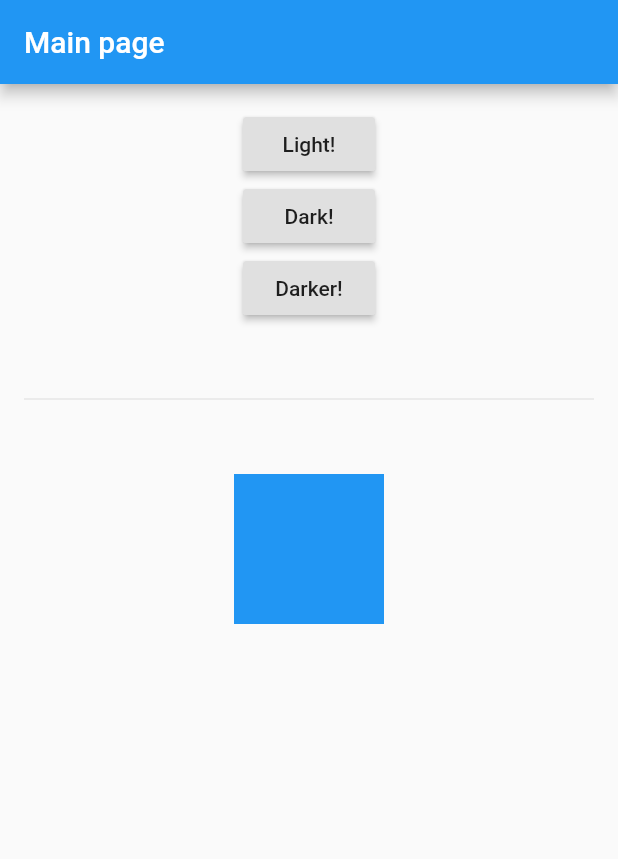
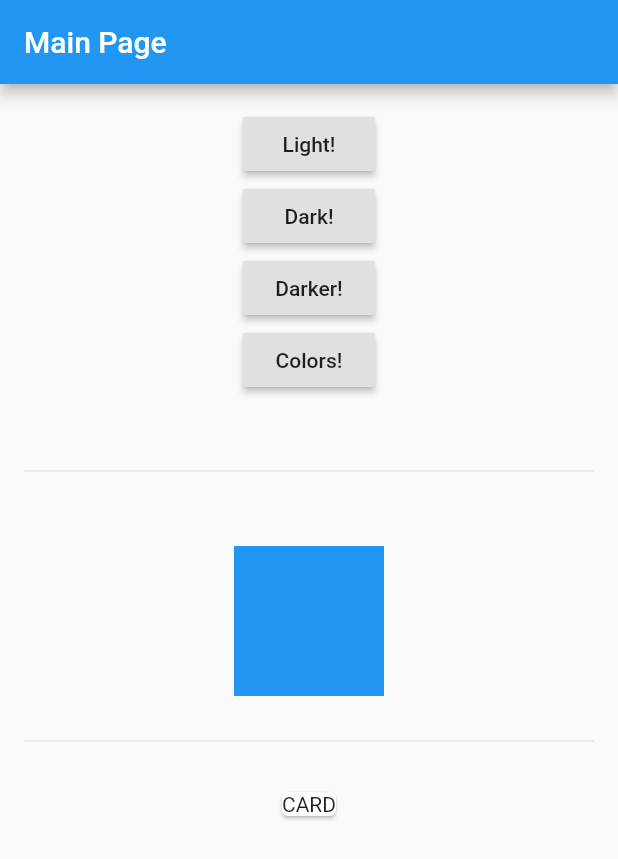
Before and after one commit to RicardoRaymundo/select_theme_example, a Flutter app: the screen it shows after launch, after a tap on "Light!", on a phone screen of 412 x 824 dp. Shown: the top 859 px of the screen. Run offline on Flutter 3.47's test engine with Material 2 defaults, Android fonts, the phone set to English and light mode, and no system bars.

Commit message:
- Reoganizada a estrututura de diretorios e aprimoramento dos temas

```diff
--- a/lib/main.dart
+++ b/lib/main.dart
@@ -1,50 +1,39 @@
-
 import 'package:flutter/material.dart';
-import 'package:select_theme_example/page_a.dart';
-import 'package:select_theme_example/select_theme/select_theme.dart';
-
-import 'select_theme/custom_theme.dart';
+import 'package:select_theme_example/page/page_home.dart';
+import 'package:select_theme_example/theme/theme_config.dart';
+import 'package:select_theme_example/theme/theme_select.dart';
 
 void main() {
   runApp(
     /// Envolvendo o Main em um StatefulWidget, que é filho de um InheritedWidget
-    CustomTheme(
+    ThemeConfig(
       /// Tema inicial
-      initialTheme: ThemeOptions.LIGHT,
+      initialTheme: ThemeAspect.LIGHT,
       child: Main(),
     ),
   );
 }
 
-class Main extends StatelessWidget {
+///
+class Main extends StatefulWidget {
+  @override
+  _MainState createState() => _MainState();
+}
+
+///
+class _MainState extends State<Main> {
   @override
   Widget build(BuildContext context) {
     return MaterialApp(
       title: 'Theme selector example',
-      theme: CustomTheme.of(context),
-      home: _MainPage(title: 'Main page',),
+      theme: ThemeConfig.of(context), /// Recupera o tema default e configura o tema da aplicação
+      home: Scaffold(
+        appBar: AppBar(
+          backgroundColor: Theme.of(context).primaryColor, /// Recupera uma cor do tema da aplicação
+          title: Text('Main Page'),
+        ),
+        body: PageHome(),
+      ),
     );
   }
 }
-
-class _MainPage extends StatefulWidget {
-  _MainPage({Key key, this.title}) : super(key: key);
-
-  final String title;
-
-  @override
-  _MainPageState createState() => _MainPageState();
-}
-
-class _MainPageState extends State<_MainPage> {
-  @override
-  Widget build(BuildContext context) {
-    return Scaffold(
-      appBar: AppBar(
-        backgroundColor: Theme.of(context).primaryColor,
-        title: Text(widget.title),
-      ),
-      body: PageA(),
-    );
-  }
-}
--- a/lib/page_a.dart
+++ b/lib/page/page_home.dart
@@ -1,21 +1,21 @@
 
 import 'package:flutter/cupertino.dart';
 import 'package:flutter/material.dart';
-import 'package:select_theme_example/select_theme/custom_theme.dart';
-import 'package:select_theme_example/select_theme/select_theme.dart';
+import 'package:select_theme_example/theme/theme_config.dart';
+import 'package:select_theme_example/theme/theme_select.dart';
 
-class PageA extends StatefulWidget {
+class PageHome extends StatefulWidget {
   @override
-  _PageAState createState() => _PageAState();
+  _PageHomeState createState() => _PageHomeState();
 }
 
-class _PageAState extends State<PageA> {
+class _PageHomeState extends State<PageHome> {
 
   /// Método que alterna entre os temas, de acordo com o key que é passada
-  void _changeTheme(BuildContext buildContext, ThemeOptions key) {
+  void _changeTheme(BuildContext context, ThemeAspect aspect) {
     /// Usando o método static do InheritedWidget pai para alterar o tema,
     /// atravéz da key recebida
-    CustomTheme.instanceOf(buildContext).changeTheme(key);
+    ThemeConfig.instanceOf(context).changeTheme(aspect);
   }
 
   @override
@@ -31,21 +31,27 @@ class _PageAState extends State<PageA> {
             /// atravéz do método _changeTheme desta classe
             RaisedButton(
               onPressed: () {
-                _changeTheme(context, ThemeOptions.LIGHT);
+                _changeTheme(context, ThemeAspect.LIGHT);
               },
               child: Text("Light!"),
             ),
             RaisedButton(
               onPressed: () {
-                _changeTheme(context, ThemeOptions.DARK);
+                _changeTheme(context, ThemeAspect.DARK);
               },
               child: Text("Dark!"),
             ),
             RaisedButton(
               onPressed: () {
-                _changeTheme(context, ThemeOptions.DARKER);
+                _changeTheme(context, ThemeAspect.DARKER);
               },
               child: Text("Darker!"),
+            ),
+            RaisedButton(
+              onPressed: () {
+                _changeTheme(context, ThemeAspect.COLORS);
+              },
+              child: Text("Colors!"),
             ),
             Divider(
               height: 100,
@@ -58,6 +64,12 @@ class _PageAState extends State<PageA> {
               width: 100,
               height: 100,
             ),
+            Divider(
+              height: 60,
+            ),
+            Card(
+              child: Text('CARD'),
+            )
           ],
         ),
       ),
--- a/lib/select_theme/custom_theme.dart
+++ /dev/null
@@ -1,74 +0,0 @@
-import 'package:flutter/material.dart';
-import 'package:flutter/widgets.dart';
-import 'package:select_theme_example/select_theme/select_theme.dart';
-
-class CustomTheme extends StatefulWidget {
-  final Widget child;
-  final ThemeOptions initialTheme;
-
-  const CustomTheme({
-    Key key,
-    this.initialTheme,
-    @required this.child,
-  }) : super(key: key);
-
-  @override
-  _CustomThemeState createState() => new _CustomThemeState();
-
-  static ThemeData of(BuildContext context) {
-    _CustomTheme inherited =
-        (context.inheritFromWidgetOfExactType(_CustomTheme) as _CustomTheme);
-    return inherited.data.themeData;
-  }
-
-  static _CustomThemeState instanceOf(BuildContext context) {
-    _CustomTheme customTheme =
-        (context.inheritFromWidgetOfExactType(_CustomTheme) as _CustomTheme);
-    return customTheme.data;
-  }
-}
-
-class _CustomThemeState extends State<CustomTheme> {
-  ThemeData _themeData;
-
-  ThemeData get themeData => _themeData;
-
-  @override
-  void initState() {
-    _themeData = SelectTheme.data(widget.initialTheme);
-    super.initState();
-  }
-
-  void changeTheme(ThemeOptions themeKey) {
-    setState(() {
-      _themeData = SelectTheme.data(themeKey);
-    });
-  }
-
-  @override
-  Widget build(BuildContext context) {
-    return new _CustomTheme(
-      data: this,
-      child: widget.child,
-    );
-  }
-}
-
-/// Classe responsável por herdar a variável 'CustomThemeState data' para seus filhos
-/// e reconstruí-los quando esta variável é modificada
-class _CustomTheme extends InheritedWidget {
-  final _CustomThemeState data;
-
-  _CustomTheme({
-    this.data,
-    Key key,
-    @required Widget child,
-  }) : super(key: key, child: child);
-
-  /// Método que determina se os dependentes devem ser atualizados quando esta classe
-  /// é modificada, no caso sim.
-  @override
-  bool updateShouldNotify(_CustomTheme oldWidget) {
-    return true;
-  }
-}
--- a/lib/select_theme/select_theme.dart
+++ /dev/null
@@ -1,36 +0,0 @@
-import 'package:flutter/material.dart';
-
-/// Opções de temas do app
-enum ThemeOptions { LIGHT, DARK, DARKER }
-
-/// Classe que define os diferentes temas e os atribui às KEYS acima
-class SelectTheme {
-  static final ThemeData lightTheme = ThemeData(
-    primaryColor: Colors.blue,
-    brightness: Brightness.light,
-  );
-
-  static final ThemeData darkTheme = ThemeData(
-    primaryColor: Colors.grey,
-    brightness: Brightness.dark,
-  );
-
-  static final ThemeData darkerTheme = ThemeData(
-    primaryColor: Colors.black,
-    brightness: Brightness.dark,
-  );
-
-  /// Método que retorna o tema corresponde à opção recebida
-  static ThemeData data(ThemeOptions themeKey) {
-    switch (themeKey) {
-      case ThemeOptions.LIGHT:
-        return lightTheme;
-      case ThemeOptions.DARK:
-        return darkTheme;
-      case ThemeOptions.DARKER:
-        return darkerTheme;
-      default:
-        return lightTheme;
-    }
-  }
-}
--- /dev/null
+++ b/lib/theme/custom/theme_custom_colors.dart
@@ -0,0 +1,10 @@
+import 'package:flutter/cupertino.dart';
+import 'package:flutter/material.dart';
+
+class ThemeCustomColors {
+  static final ThemeData data = ThemeData(
+    primaryColor: Colors.red,
+    brightness: Brightness.dark,
+    cardColor: Colors.purple,
+  );
+}
--- /dev/null
+++ b/lib/theme/custom/theme_custom_dark.dart
@@ -0,0 +1,9 @@
+import 'package:flutter/cupertino.dart';
+import 'package:flutter/material.dart';
+
+class ThemeCustomDark {
+  static final ThemeData data = ThemeData(
+    primaryColor: Colors.grey,
+    brightness: Brightness.dark,
+  );
+}
--- /dev/null
+++ b/lib/theme/custom/theme_custom_darker.dart
@@ -0,0 +1,9 @@
+import 'package:flutter/cupertino.dart';
+import 'package:flutter/material.dart';
+
+class ThemeCustomDarker {
+  static final ThemeData data = ThemeData(
+    primaryColor: Colors.black,
+    brightness: Brightness.dark,
+  );
+}
--- /dev/null
+++ b/lib/theme/custom/theme_custom_light.dart
@@ -0,0 +1,9 @@
+import 'package:flutter/cupertino.dart';
+import 'package:flutter/material.dart';
+
+class ThemeCustomLight {
+  static final ThemeData data = ThemeData(
+  primaryColor: Colors.blue,
+  brightness: Brightness.light,
+  );
+}
--- /dev/null
+++ b/lib/theme/theme_config.dart
@@ -0,0 +1,65 @@
+import 'package:flutter/material.dart';
+import 'package:flutter/widgets.dart';
+import 'package:select_theme_example/theme/theme_select.dart';
+
+class ThemeConfig extends StatefulWidget {
+  final Widget child;
+  final ThemeAspect initialTheme;
+
+  const ThemeConfig({Key key, this.initialTheme, @required this.child}) : super(key: key);
+
+  @override
+  _ThemeConfigState createState() => new _ThemeConfigState();
+
+  static ThemeData of(BuildContext context) {
+    _ThemeConfig inherited = (context.inheritFromWidgetOfExactType(_ThemeConfig) as _ThemeConfig);
+    return inherited.themeConfigState.themeData;
+  }
+
+  static _ThemeConfigState instanceOf(BuildContext context) {
+    _ThemeConfig customTheme = (context.inheritFromWidgetOfExactType(_ThemeConfig) as _ThemeConfig);
+    return customTheme.themeConfigState;
+  }
+}
+
+class _ThemeConfigState extends State<ThemeConfig> {
+  ThemeData _themeData;
+
+  ThemeData get themeData => _themeData;
+
+  @override
+  void initState() {
+    _themeData = ThemeSelect.data(widget.initialTheme);
+    super.initState();
+  }
+
+  void changeTheme(ThemeAspect aspect) {
+    setState(() {
+      _themeData = ThemeSelect.data(aspect);
+    });
+  }
+
+  ThemeData chooseTheme(ThemeAspect aspect) {
+    return ThemeSelect.data(aspect);
+  }
+
+  @override
+  Widget build(BuildContext context) {
+    return new _ThemeConfig(themeConfigState: this, child: widget.child);
+  }
+}
+
+/// Classe responsável por herdar a variável 'CustomThemeState data' para seus filhos
+/// e reconstruí-los quando esta variável é modificada
+class _ThemeConfig extends InheritedWidget {
+  final _ThemeConfigState themeConfigState;
+
+  _ThemeConfig({this.themeConfigState, Key key, @required Widget child}) : super(key: key, child: child);
+
+  /// Método que determina se os dependentes devem ser atualizados quando esta classe
+  /// é modificada, no caso sim.
+  @override
+  bool updateShouldNotify(_ThemeConfig oldWidget) {
+    return true;
+  }
+}
--- /dev/null
+++ b/lib/theme/theme_select.dart
@@ -0,0 +1,27 @@
+import 'package:flutter/material.dart';
+import 'package:select_theme_example/theme/custom/theme_custom_colors.dart';
+import 'package:select_theme_example/theme/custom/theme_custom_dark.dart';
+import 'package:select_theme_example/theme/custom/theme_custom_darker.dart';
+import 'package:select_theme_example/theme/custom/theme_custom_light.dart';
+
+/// Opções de temas do app
+enum ThemeAspect { LIGHT, DARK, DARKER, COLORS }
+
+class ThemeSelect {
+  /// Método que retorna o tema corresponde à opção recebida
+  static ThemeData data(ThemeAspect aspect) {
+    switch (aspect) {
+      case ThemeAspect.LIGHT:
+        return ThemeCustomLight.data;
+      case ThemeAspect.DARK:
+        return ThemeCustomDark.data;
+      case ThemeAspect.DARKER:
+        return ThemeCustomDarker.data;
+      case ThemeAspect.COLORS:
+        return ThemeCustomColors.data;
+      default:
+        return ThemeCustomLight.data;
+    }
+  }
+}
+//ThemeCustomColors
```
